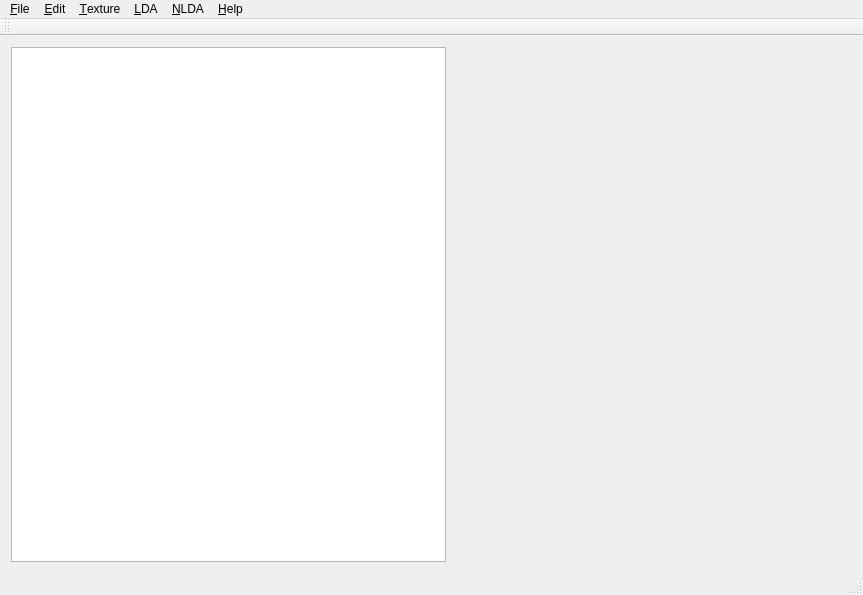
The window that mainwindow.ui (hubutui/MachineLearning) describes before a commit, drawn with Qt 5.
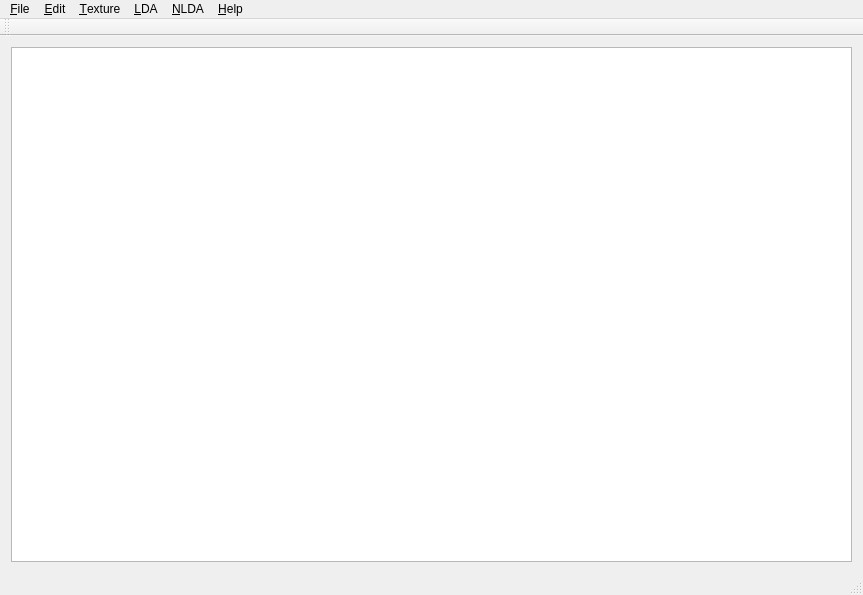
The same window after the commit. Custom widgets are drawn as their Qt base class.

Commit message:
删除 QChartView
现在直接在 QGraphicsView 中显示结果了，
就没有必要使用 QChartView 了．

The edit to the form file:
```diff
--- a/mainwindow.ui
+++ b/mainwindow.ui
@@ -14,9 +14,7 @@
    <string>MainWindow</string>
   </property>
   <widget class="QWidget" name="centralWidget">
-   <layout class="QGridLayout" name="gridLayout">
-    <item row="0" column="0">
-     <layout class="QHBoxLayout" name="horizontalLayout">
+   <layout class="QVBoxLayout" name="verticalLayout">
       <item>
        <widget class="QGraphicsView" name="graphicsView_in">
         <property name="minimumSize">
@@ -30,18 +28,6 @@
         </property>
        </widget>
       </item>
-      <item>
-       <widget class="QChartView" name="chartView" native="true">
-        <property name="minimumSize">
-         <size>
-          <width>400</width>
-          <height>400</height>
-         </size>
-        </property>
-       </widget>
-      </item>
-     </layout>
-    </item>
    </layout>
   </widget>
   <widget class="QMenuBar" name="menuBar">
@@ -170,14 +156,6 @@
   </action>
  </widget>
  <layoutdefault spacing="6" margin="11"/>
- <customwidgets>
-  <customwidget>
-   <class>QChartView</class>
-   <extends>QWidget</extends>
-   <header>QtCharts/QChartView</header>
-   <container>1</container>
-  </customwidget>
- </customwidgets>
  <resources/>
  <connections/>
 </ui>
```
Lines whose indentation alone changed are shown as unchanged.
